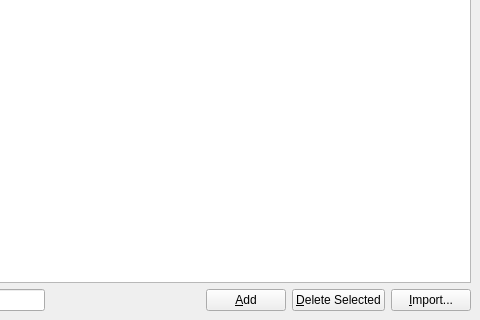
Before: the Qt Designer form 2.x/UI/dooble_accepted_or_blocked_domains.ui in textbrowser/dooble, drawn with Qt 5; both pictures show x 120 to 600 and y 495 to 815 of the 600 by 815 pixel window.
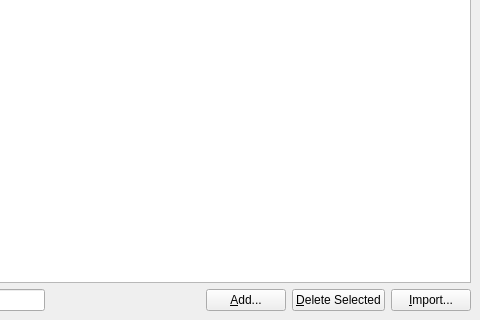
After: the same form once the commit is applied. Icons and pictures are not drawn. Custom widgets are drawn as their Qt base class.

Diff of the .ui file:
```diff
--- a/2.x/UI/dooble_accepted_or_blocked_domains.ui
+++ b/2.x/UI/dooble_accepted_or_blocked_domains.ui
@@ -259,7 +259,7 @@
       <item>
        <widget class="QPushButton" name="add">
         <property name="text">
-         <string>&amp;Add</string>
+         <string>&amp;Add...</string>
         </property>
        </widget>
       </item>
```
